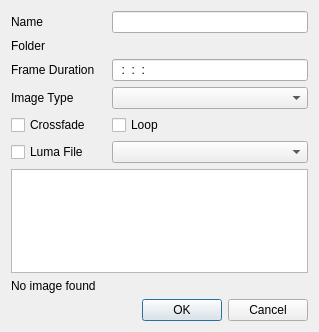
Qt form src/widgets/slideshowclip_ui.ui (KDE/kdenlive) before a commit.
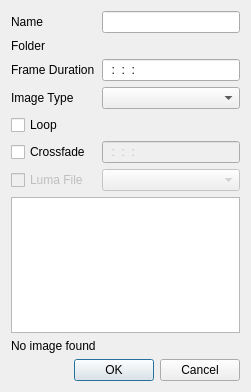
The same form after that commit. Custom widgets are drawn as their Qt base class.

Commit message: some progress on slideshow clips

Patch:
```diff
--- a/src/widgets/slideshowclip_ui.ui
+++ b/src/widgets/slideshowclip_ui.ui
@@ -5,14 +5,14 @@
    <rect>
     <x>0</x>
     <y>0</y>
-    <width>319</width>
-    <height>332</height>
+    <width>251</width>
+    <height>392</height>
    </rect>
   </property>
   <property name="windowTitle" >
    <string>Slideshow Clip</string>
   </property>
-  <layout class="QGridLayout" >
+  <layout class="QGridLayout" name="gridLayout" >
    <item row="0" column="0" >
     <widget class="QLabel" name="label_3" >
      <property name="text" >
@@ -20,36 +20,9 @@
      </property>
     </widget>
    </item>
-   <item row="0" column="1" colspan="2" >
+   <item row="0" column="1" >
     <widget class="KLineEdit" name="clip_name" />
    </item>
-   <item row="3" column="0" >
-    <widget class="QLabel" name="label_2" >
-     <property name="text" >
-      <string>Frame Duration</string>
-     </property>
-    </widget>
-   </item>
-   <item row="3" column="1" colspan="2" >
-    <widget class="KRestrictedLine" name="clip_duration" >
-     <property name="inputMask" >
-      <string>99:99:99:99; </string>
-     </property>
-    </widget>
-   </item>
-   <item row="9" column="0" colspan="3" >
-    <widget class="QDialogButtonBox" name="buttonBox" >
-     <property name="orientation" >
-      <enum>Qt::Horizontal</enum>
-     </property>
-     <property name="standardButtons" >
-      <set>QDialogButtonBox::Cancel|QDialogButtonBox::Ok</set>
-     </property>
-    </widget>
-   </item>
-   <item row="1" column="1" colspan="2" >
-    <widget class="KUrlRequester" name="folder_url" />
-   </item>
    <item row="1" column="0" >
     <widget class="QLabel" name="label" >
      <property name="text" >
@@ -57,23 +30,37 @@
      </property>
     </widget>
    </item>
-   <item row="4" column="1" colspan="2" >
-    <widget class="KComboBox" name="image_type" />
+   <item row="1" column="1" >
+    <widget class="KUrlRequester" name="folder_url" />
    </item>
-   <item row="4" column="0" >
+   <item row="2" column="0" >
+    <widget class="QLabel" name="label_2" >
+     <property name="text" >
+      <string>Frame Duration</string>
+     </property>
+    </widget>
+   </item>
+   <item row="2" column="1" >
+    <widget class="KRestrictedLine" name="clip_duration" >
+     <property name="inputMask" >
+      <string>99:99:99:99; </string>
+     </property>
+    </widget>
+   </item>
+   <item row="3" column="0" >
     <widget class="QLabel" name="label_4" >
      <property name="text" >
       <string>Image Type</string>
      </property>
     </widget>
    </item>
-   <item row="7" column="0" colspan="3" >
-    <widget class="KListWidget" name="icon_list" />
+   <item row="3" column="1" >
+    <widget class="KComboBox" name="image_type" />
    </item>
-   <item row="8" column="0" >
-    <widget class="QLabel" name="label_info" >
+   <item row="4" column="0" >
+    <widget class="QCheckBox" name="slide_loop" >
      <property name="text" >
-      <string>No image found</string>
+      <string>Loop</string>
      </property>
     </widget>
    </item>
@@ -84,20 +71,50 @@
      </property>
     </widget>
    </item>
-   <item row="6" column="0" >
+   <item row="7" column="0" >
     <widget class="QCheckBox" name="luma_fade" >
+     <property name="enabled" >
+      <bool>false</bool>
+     </property>
      <property name="text" >
       <string>Luma File</string>
      </property>
     </widget>
    </item>
-   <item row="6" column="1" colspan="2" >
-    <widget class="KComboBox" name="luma_file" />
+   <item row="7" column="1" >
+    <widget class="KComboBox" name="luma_file" >
+     <property name="enabled" >
+      <bool>false</bool>
+     </property>
+    </widget>
+   </item>
+   <item row="8" column="0" colspan="2" >
+    <widget class="KListWidget" name="icon_list" />
+   </item>
+   <item row="9" column="0" >
+    <widget class="QLabel" name="label_info" >
+     <property name="text" >
+      <string>No image found</string>
+     </property>
+    </widget>
+   </item>
+   <item row="10" column="0" colspan="2" >
+    <widget class="QDialogButtonBox" name="buttonBox" >
+     <property name="orientation" >
+      <enum>Qt::Horizontal</enum>
+     </property>
+     <property name="standardButtons" >
+      <set>QDialogButtonBox::Cancel|QDialogButtonBox::Ok</set>
+     </property>
+    </widget>
    </item>
    <item row="5" column="1" >
-    <widget class="QCheckBox" name="slide_loop" >
-     <property name="text" >
-      <string>Loop</string>
+    <widget class="KRestrictedLine" name="luma_duration" >
+     <property name="enabled" >
+      <bool>false</bool>
+     </property>
+     <property name="inputMask" >
+      <string>99:99:99:99; </string>
      </property>
     </widget>
    </item>
```
The commit also changes 14 other files.
